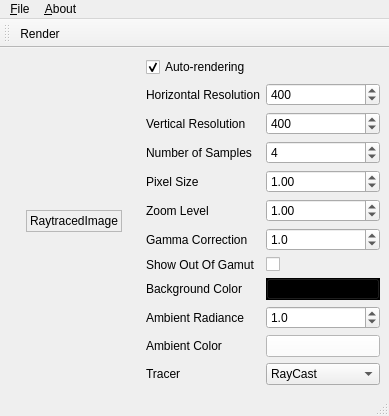
Qt form projects/mainwindow.ui (thiagowfx/raytracer-lcg-2014) before a commit.
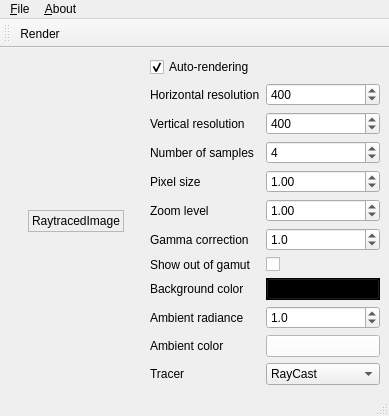
The same form after that commit. Icons and pictures are not drawn.

Diff of the .ui file:
```diff
--- a/projects/mainwindow.ui
+++ b/projects/mainwindow.ui
@@ -55,7 +55,7 @@
       <item row="0" column="0">
        <widget class="QLabel" name="label">
         <property name="text">
-         <string>Horizontal Resolution</string>
+         <string>Horizontal resolution</string>
         </property>
        </widget>
       </item>
@@ -94,7 +94,7 @@
       <item row="2" column="0">
        <widget class="QLabel" name="label_3">
         <property name="text">
-         <string>Number of Samples</string>
+         <string>Number of samples</string>
         </property>
        </widget>
       </item>
@@ -114,7 +114,7 @@
       <item row="3" column="0">
        <widget class="QLabel" name="label_4">
         <property name="text">
-         <string>Pixel Size</string>
+         <string>Pixel size</string>
         </property>
        </widget>
       </item>
@@ -137,7 +137,7 @@
       <item row="5" column="0">
        <widget class="QLabel" name="label_5">
         <property name="text">
-         <string>Gamma Correction</string>
+         <string>Gamma correction</string>
         </property>
        </widget>
       </item>
@@ -163,14 +163,14 @@
       <item row="1" column="0">
        <widget class="QLabel" name="label_2">
         <property name="text">
-         <string>Vertical Resolution</string>
+         <string>Vertical resolution</string>
         </property>
        </widget>
       </item>
       <item row="7" column="0">
        <widget class="QLabel" name="label_6">
         <property name="text">
-         <string>Background Color</string>
+         <string>Background color</string>
         </property>
        </widget>
       </item>
@@ -602,7 +602,7 @@
       <item row="8" column="0">
        <widget class="QLabel" name="label_7">
         <property name="text">
-         <string>Ambient Radiance</string>
+         <string>Ambient radiance</string>
         </property>
        </widget>
       </item>
@@ -654,7 +654,7 @@
       <item row="6" column="0">
        <widget class="QLabel" name="label_9">
         <property name="text">
-         <string>Show Out Of Gamut</string>
+         <string>Show out of gamut</string>
         </property>
        </widget>
       </item>
@@ -668,7 +668,7 @@
       <item row="9" column="0">
        <widget class="QLabel" name="label_10">
         <property name="text">
-         <string>Ambient Color</string>
+         <string>Ambient color</string>
         </property>
        </widget>
       </item>
@@ -1097,7 +1097,7 @@
       <item row="4" column="0">
        <widget class="QLabel" name="label_11">
         <property name="text">
-         <string>Zoom Level</string>
+         <string>Zoom level</string>
         </property>
        </widget>
       </item>
```
Left out of the diff: 2 changed lines with no effect on the pictures.
